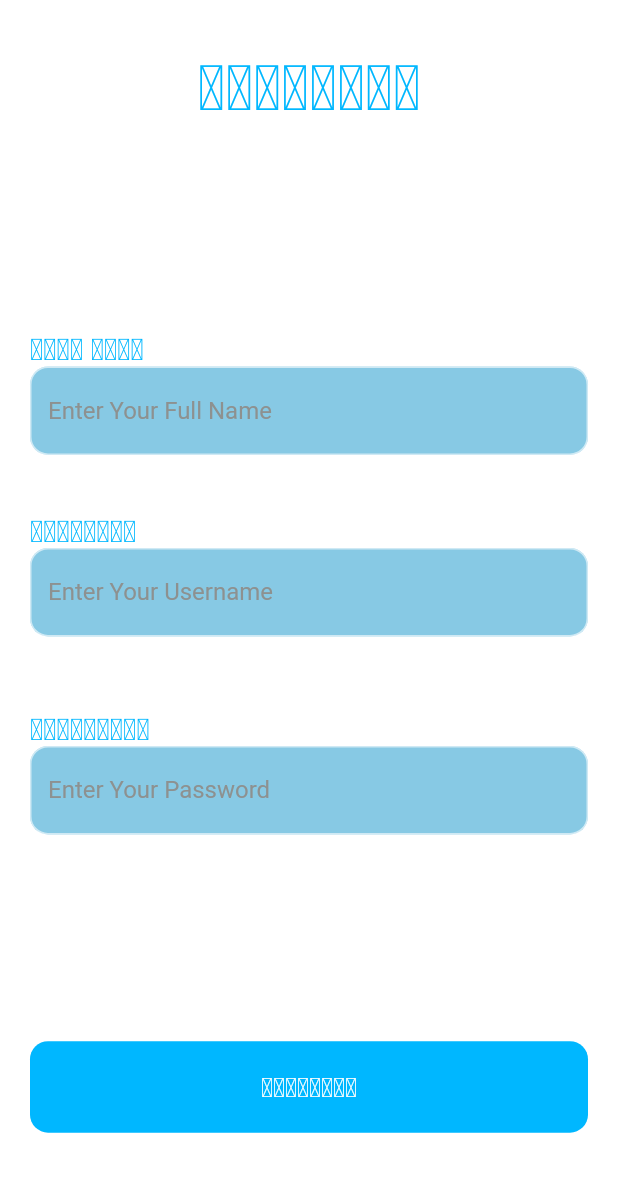
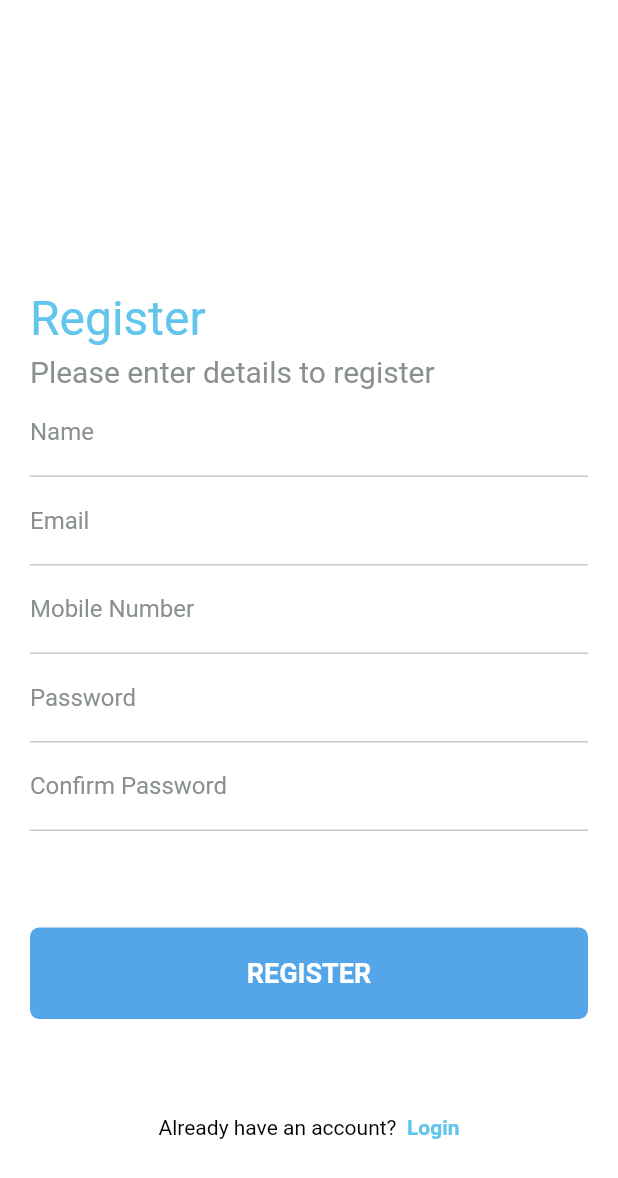
Before and after one commit to marmanios/TripTogether, a Flutter app: the screen it shows after launch, on a phone screen of 412 x 824 dp. Shown: the top 1178 px of the screen. Run offline on Flutter 3.47's test engine with Material 2 defaults, Android fonts, the light colour scheme and no system bars; our stand-ins replace flutter_icons, get.

Commit message:
Fixed Login and Registration Page

```diff
--- a/lib/constants.dart
+++ b/lib/constants.dart
@@ -1,7 +1,7 @@
 import 'package:flutter/material.dart';
 
 // make primary color blue
-const kPrimaryColor = Color.fromARGB(255, 0, 183, 255);
+const kPrimaryColor = Color.fromARGB(255, 28, 160, 212);
 const kSecondaryColor = Color(0xFFFCF7FF);
 const kTextField = Color.fromARGB(255, 135, 201, 228);
 const kBlackColor = Color(0xFF101010);
@@ -14,3 +14,18 @@ const double buttonTextSize = 18;
 const double textTitles = 20;
 // const double BigTitle = 42;
 const double dailyCheckIn = 16;
+
+// Registertion Page
+const kTextFieldLabelColor = Color.fromARGB(255, 138, 144, 146);
+const kTextFieldLabelSize = 16.0;
+const kTextFieldLine = Color.fromARGB(255, 199, 200, 201);
+const double registerTitleFontSize = 32;
+const registerTitleColor = Color.fromARGB(255, 97, 197, 236);
+const buttonColor = Color.fromARGB(255, 84, 166, 233);
+
+// Login Page
+const loginTitleColor = Color.fromARGB(255, 97, 197, 236);
+const double loginTitleFontSize = 32;
+const orLineColor = Color.fromARGB(255, 138, 144, 146);
+const facebookColor = Color.fromARGB(255, 59, 89, 152);
+const googleColor = Color.fromARGB(255, 219, 68, 55);
--- a/lib/main.dart
+++ b/lib/main.dart
@@ -1,7 +1,7 @@
 import 'package:flutter/material.dart';
 import 'package:get/get.dart';
-import 'loginscreen.dart';
-import 'registerscreen.dart';
+import 'loginpage.dart';
+import 'registrationpage.dart';
 import 'package:get/get_navigation/src/root/get_material_app.dart';
 
 // add library for getx
@@ -18,7 +18,7 @@ class MyApp extends StatelessWidget {
       title: 'TripTogether',
       debugShowCheckedModeBanner: false,
       theme: ThemeData.dark(),
-      home: RegisterScreen(),
+      home: RegistertionPage(),
     );
   }
 }
--- a/lib/registerscreen.dart
+++ /dev/null
@@ -1,127 +0,0 @@
-import 'package:flutter/material.dart';
-import 'package:get/get.dart';
-import 'constants.dart';
-import 'loginscreen.dart';
-
-class RegisterScreen extends StatelessWidget {
-  @override
-  Widget build(BuildContext context) {
-    return Scaffold(
-      body: Stack(
-        children: [
-          Container(
-            decoration: new BoxDecoration(
-              color: Colors.white,
-            ),
-          ),
-          SafeArea(
-            child: Padding(
-              padding: const EdgeInsets.symmetric(horizontal: kDefaultPadding),
-              child: Column(
-                crossAxisAlignment: CrossAxisAlignment.start,
-                children: [
-                  Spacer(flex: 1), //2/6
-                  Center(
-                    child: Text(
-                      "𝙍𝙚𝙜𝙞𝙨𝙩𝙚𝙧",
-                      style: TextStyle(
-                          color: kPrimaryColor,
-                          fontWeight: FontWeight.bold,
-                          fontSize: 42),
-                    ),
-                  ),
-                  Spacer(flex: 4),
-                  Text(
-                    "𝐅𝐮𝐥𝐥 𝐍𝐚𝐦𝐞",
-                    style: TextStyle(
-                        color: kPrimaryColor,
-                        fontWeight: FontWeight.bold,
-                        fontSize: textTitles),
-                  ),
-                  TextField(
-                    style: TextStyle(color: Colors.black),
-                    decoration: InputDecoration(
-                      filled: true,
-                      fillColor: kTextField,
-                      hintText: 'Enter Your Full Name',
-                      hintStyle: TextStyle(color: kHintStyle),
-                      border: OutlineInputBorder(
-                        borderRadius: BorderRadius.all(Radius.circular(12)),
-                      ),
-                    ),
-                  ),
-                  SizedBox(height: 39),
-
-                  Text(
-                    "𝐔𝐬𝐞𝐫𝐧𝐚𝐦𝐞",
-                    style: TextStyle(
-                        color: kPrimaryColor,
-                        fontWeight: FontWeight.bold,
-                        fontSize: textTitles),
-                  ),
-                  TextField(
-                    style: TextStyle(color: Colors.black),
-                    decoration: InputDecoration(
-                      filled: true,
-                      fillColor: kTextField,
-                      hintText: 'Enter Your Username',
-                      hintStyle: TextStyle(color: kHintStyle),
-                      border: OutlineInputBorder(
-                        borderRadius: BorderRadius.all(Radius.circular(12)),
-                      ),
-                    ),
-                  ),
-                  SizedBox(height: 50),
-                  Text(
-                    "𝐏𝐚𝐬𝐬𝐰𝐬𝐨𝐫𝐝",
-                    style: TextStyle(
-                        color: kPrimaryColor,
-                        fontWeight: FontWeight.bold,
-                        fontSize: textTitles),
-                  ),
-                  TextField(
-                    style: TextStyle(color: Colors.black),
-                    decoration: InputDecoration(
-                      filled: true,
-                      fillColor: kTextField,
-                      hintText: 'Enter Your Password',
-                      hintStyle: TextStyle(color: kHintStyle),
-                      border: OutlineInputBorder(
-                        borderRadius: BorderRadius.all(Radius.circular(12)),
-                      ),
-                    ),
-                    obscureText: true,
-                  ),
-                  Spacer(
-                    flex: 4,
-                  ),
-
-                  InkWell(
-                    onTap: () => Get.to(LoginScreen()),
-                    child: Container(
-                      width: double.infinity,
-                      alignment: Alignment.center,
-                      padding: EdgeInsets.all(kDefaultPadding), // 15
-                      decoration: BoxDecoration(
-                        color: kPrimaryColor,
-                        borderRadius: BorderRadius.all(Radius.circular(12)),
-                      ),
-                      child: Text(
-                        "𝐂𝐨𝐧𝐭𝐢𝐧𝐮𝐞",
-                        style: TextStyle(
-                            color: Colors.white,
-                            fontWeight: FontWeight.bold,
-                            fontSize: buttonTextSize),
-                      ),
-                    ),
-                  ),
-                  Spacer(flex: 2), // it will take 2/6 spaces
-                ],
-              ),
-            ),
-          ),
-        ],
-      ),
-    );
-  }
-}
--- /dev/null
+++ b/lib/registrationpage.dart
@@ -0,0 +1,157 @@
+import 'package:flutter/material.dart';
+import 'package:get/get.dart';
+import 'constants.dart';
+import 'loginpage.dart';
+
+class RegistertionPage extends StatelessWidget {
+  @override
+  Widget build(BuildContext context) {
+    return Scaffold(
+      body: Stack(
+        children: [
+          Container(
+            decoration: const BoxDecoration(
+              color: Colors.white,
+            ),
+          ),
+          SafeArea(
+            child: Padding(
+              padding: const EdgeInsets.symmetric(horizontal: kDefaultPadding),
+              child: Column(
+                crossAxisAlignment: CrossAxisAlignment.start,
+                children: [
+                  const Spacer(flex: 3),
+
+                  const Text(
+                    "Register",
+                    style: TextStyle(
+                        color: registerTitleColor,
+                        // fontWeight: FontWeight.bold,
+                        fontSize: registerTitleFontSize),
+                  ),
+                  const SizedBox(height: 5),
+                  const Text(
+                    'Please enter details to register',
+                    style: TextStyle(
+                        color: kTextFieldLabelColor, fontSize: textTitles),
+                  ),
+
+                  // Create a text field that is blank but has an underline
+                  // and a hint text that says "Full Name"
+                  const TextField(
+                    style: TextStyle(color: Colors.black),
+                    decoration: InputDecoration(
+                      labelText: 'Name',
+                      labelStyle: TextStyle(
+                          color: kTextFieldLabelColor,
+                          fontSize: kTextFieldLabelSize),
+                      enabledBorder: UnderlineInputBorder(
+                        borderSide: BorderSide(color: kTextFieldLine),
+                      ),
+                    ),
+                  ),
+                  const TextField(
+                    style: TextStyle(color: Colors.black),
+                    decoration: InputDecoration(
+                      labelText: 'Email',
+                      labelStyle: TextStyle(
+                          color: kTextFieldLabelColor,
+                          fontSize: kTextFieldLabelSize),
+                      enabledBorder: UnderlineInputBorder(
+                        borderSide: BorderSide(color: kTextFieldLine),
+                      ),
+                    ),
+                  ),
+                  const TextField(
+                    style: TextStyle(color: Colors.black),
+                    decoration: InputDecoration(
+                        labelText: 'Mobile Number',
+                        labelStyle: TextStyle(
+                            color: kTextFieldLabelColor,
+                            fontSize: kTextFieldLabelSize),
+                        enabledBorder: UnderlineInputBorder(
+                            borderSide: BorderSide(color: kTextFieldLine))),
+                  ),
+                  const TextField(
+                    obscureText: true,
+                    style: TextStyle(color: Colors.black),
+                    decoration: InputDecoration(
+                      labelText: 'Password',
+                      labelStyle: TextStyle(
+                          color: kTextFieldLabelColor,
+                          fontSize: kTextFieldLabelSize),
+                      enabledBorder: UnderlineInputBorder(
+                        borderSide: BorderSide(color: kTextFieldLine),
+                      ),
+                    ),
+                  ),
+                  const TextField(
+                    obscureText: true,
+                    style: TextStyle(color: Colors.black),
+                    decoration: InputDecoration(
+                      labelText: 'Confirm Password',
+                      labelStyle: TextStyle(
+                          color: kTextFieldLabelColor,
+                          fontSize: kTextFieldLabelSize),
+                      enabledBorder: UnderlineInputBorder(
+                        borderSide: BorderSide(color: kTextFieldLine),
+                      ),
+                    ),
+                  ),
+                  const Spacer(flex: 1),
+                  InkWell(
+                    // onTap: () => Get.to(LoginPage()),
+                    child: Container(
+                      width: double.infinity,
+                      alignment: Alignment.center,
+                      padding: const EdgeInsets.all(kDefaultPadding),
+                      decoration: const BoxDecoration(
+                        color: buttonColor,
+                        borderRadius: BorderRadius.all(Radius.circular(6)),
+                      ),
+                      child: const Text(
+                        "REGISTER",
+                        style: TextStyle(
+                            color: Colors.white,
+                            fontWeight: FontWeight.bold,
+                            fontSize: buttonTextSize),
+                      ),
+                    ),
+                  ),
+                  const Spacer(flex: 1),
+
+                  Center(
+                    child: RichText(
+                      text: TextSpan(children: [
+                        const TextSpan(
+                            text: 'Already have an account?  ',
+                            style: TextStyle(color: Colors.black)),
+                        WidgetSpan(
+                            child: GestureDetector(
+                          child: Text(
+                            'Login',
+                            style: TextStyle(
+                                color: registerTitleColor,
+                                fontWeight: FontWeight.bold),
+                          ),
+                          onTap: () {
+                            Navigator.push(
+                              context,
+                              MaterialPageRoute(
+                                  builder: (context) => LoginPage()),
+                            );
+                          },
+                        ))
+                      ]),
+                    ),
+                  ),
+                  const Spacer(flex: 1),
+                ],
+              ),
+            ),
+          ),
+        ],
+      ),
+    );
+  }
+}
--- a/pubspec.yaml
+++ b/pubspec.yaml
@@ -34,6 +34,7 @@ dependencies:
   # The following adds the Cupertino Icons font to your application.
   # Use with the CupertinoIcons class for iOS style icons.
   cupertino_icons: ^1.0.2
+  flutter_icons: ^1.1.0
 
 dev_dependencies:
   flutter_test:
@@ -45,6 +46,7 @@ dev_dependencies:
   # package. See that file for information about deactivating specific lint
   # rules and activating additional ones.
   flutter_lints: ^2.0.0
+  flutter_launcher_icons:
 
 # For information on the generic Dart part of this file, see the
 # following page: https://dart.dev/tools/pub/pubspec
```
Also changed, not shown: lib/loginpage.dart (added, +183 -0 lines), lib/loginscreen.dart (deleted, +0 -103 lines), pubspec.lock.
